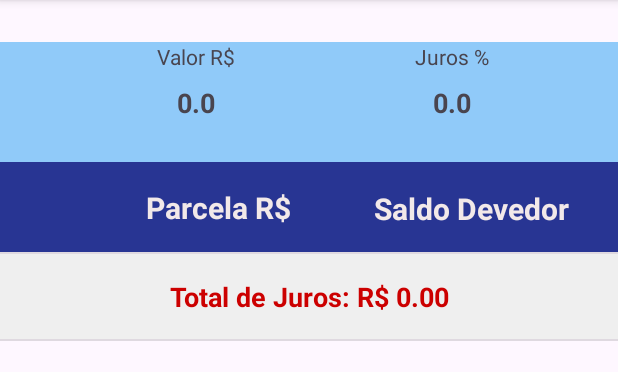
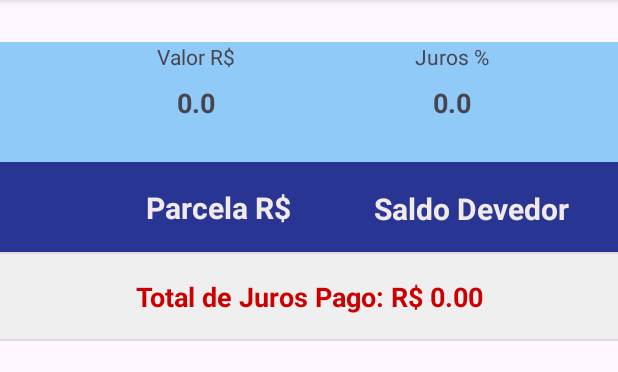
Before and after one commit to IsabellyMV2004/TrabalhoFC4, an Android app: the PlanilhaActivity screen opened directly, with no data from a screen before it, on a phone screen of 412 x 824 dp, the part 96-468 px from its top. Run offline under Robolectric (Android 15) with nearby library versions, the phone set to English and light mode, and no system bars.

Commit message:
tentando fazer o rodapé, não sei se vai funcionar

```diff
--- a/app/src/main/java/com/example/simuladorfin/PlanilhaActivity.java
+++ b/app/src/main/java/com/example/simuladorfin/PlanilhaActivity.java
@@ -33,7 +33,7 @@ public class PlanilhaActivity extends AppCompatActivity {
     private double parcela=0,valor,juros;
     private int prazo;
 
-    /*@Override
+    @Override
     protected void onCreate(Bundle savedInstanceState) {
         super.onCreate(savedInstanceState);
         EdgeToEdge.enable(this);
@@ -59,11 +59,6 @@ public class PlanilhaActivity extends AppCompatActivity {
             @Override
             public void onItemClick(AdapterView<?> adapterView, View view, int i, long l) {
                 Parcela parcela1=(Parcela)adapterView.getItemAtPosition(i);
-//                Toast.makeText(PlanilhaActivity.this,"Valor dos juros: R$ "+
-//                        String.format("%.2f",parcela1.getJuros())+
-//                        " Valor a deduzir R$ "+
-//                        String.format("%.2f",parcela1.getAmort()),Toast.LENGTH_LONG)
-//                        .show();
                 Snackbar snackbar;
                 snackbar=Snackbar.make(view,"Valor dos juros: R$ "+
                         String.format("%.2f",parcela1.getJuros())+
@@ -74,60 +69,7 @@ public class PlanilhaActivity extends AppCompatActivity {
             }
         });
 
-    }*/
-
-    @Override
-    protected void onCreate(Bundle savedInstanceState) {
-        super.onCreate(savedInstanceState);
-        EdgeToEdge.enable(this);
-        setContentView(R.layout.activity_planilha);
-
-        ViewCompat.setOnApplyWindowInsetsListener(findViewById(R.id.main), (v, insets) -> {
-            Insets systemBars = insets.getInsets(WindowInsetsCompat.Type.systemBars());
-            v.setPadding(systemBars.left, systemBars.top, systemBars.right, systemBars.bottom);
-            return insets;
-        });
-
-        tvValor=findViewById(R.id.tvValor);
-        tvJuros2=findViewById(R.id.tvJuros2);
-        listView=findViewById(R.id.listView);
-
-        valor=getIntent().getDoubleExtra("valor",0);
-        juros=getIntent().getDoubleExtra("juros",0);
-        prazo=getIntent().getIntExtra("prazo",0);
-
-        tvValor.setText(""+valor);
-        tvJuros2.setText(""+juros);
-
-        parcela=Price.calcParcela(valor,juros,prazo);
-
-        // HEADER
-        listView.addHeaderView(getLayoutInflater().inflate(R.layout.header_layout,listView,false));
-
-        // FOOTER
-        View footer = getLayoutInflater().inflate(R.layout.rodape_layout, listView, false);
-        listView.addFooterView(footer);
-
-        // Agora gera a planilha (que também calcula o total de juros)
-        gerarPlanilhaPrice();
-
-        // Evento clique
-        listView.setOnItemClickListener(new AdapterView.OnItemClickListener() {
-            @Override
-            public void onItemClick(AdapterView<?> adapterView, View view, int i, long l) {
-                Parcela parcela1=(Parcela)adapterView.getItemAtPosition(i);
-
-                Snackbar snackbar;
-                snackbar=Snackbar.make(view,"Valor dos juros: R$ "+
-                                String.format("%.2f",parcela1.getJuros())+
-                                " Valor a deduzir R$ "+
-                                String.format("%.2f",parcela1.getAmort()),
-                        Snackbar.LENGTH_LONG);
-                snackbar.show();
-            }
-        });
     }
-
 
     @Override
     public boolean onCreateOptionsMenu(Menu menu) {
@@ -146,43 +88,38 @@ public class PlanilhaActivity extends AppCompatActivity {
         return super.onOptionsItemSelected(item);
     }
 
-    /*private void gerarPlanilhaPrice() {
-        List<Parcela> parcelaList=new ArrayList<>();
-        double jurosParcela, saldoDevedor=valor;
-        for(int i=1; i<=prazo; i++){
-            jurosParcela=saldoDevedor*juros/100;
-            saldoDevedor-=parcela-jurosParcela;
-            Parcela p = new Parcela(i,parcela,jurosParcela,parcela-jurosParcela,saldoDevedor);
-            parcelaList.add(p);
-        }
-        ParcelaAdapter parcelaAdapter=new ParcelaAdapter(this,
-                R.layout.item_layout, parcelaList);
-        listView.setAdapter(parcelaAdapter);
-    }*/
+    private void gerarPlanilhaPrice() {
+        // Monta a lista de parcelas e calcula o total de juros
+        List<Parcela> parcelaList = new ArrayList<>();
+        double saldoDevedor = valor, totalJuros = 0.0, jurosParcela, amortizacao;
+        View rodape;
+        TextView tvTotalJuros;
 
-    private void gerarPlanilhaPrice() {
-        List<Parcela> parcelaList = new ArrayList<>();
-        double jurosParcela, saldoDevedor = valor;
-        double totalJuros = 0; // acumulador
+        for (int i = 1; i <= prazo; i++) {
+            jurosParcela = saldoDevedor * (juros / 100.0);
+            amortizacao = parcela - jurosParcela;
+            saldoDevedor -= amortizacao;
 
-        for(int i=1; i<=prazo; i++){
-            jurosParcela = saldoDevedor * juros / 100;
-            saldoDevedor -= parcela - jurosParcela;
-            Parcela p = new Parcela(i, parcela, jurosParcela, parcela - jurosParcela, saldoDevedor);
-            parcelaList.add(p);
+            // Evita resíduo negativo no último item
+            if (i == prazo && Math.abs(saldoDevedor) < 0.01)
+                saldoDevedor = 0.0;
+
             totalJuros += jurosParcela;
+            parcelaList.add(new Parcela(i, parcela, jurosParcela, amortizacao, saldoDevedor));
         }
 
-        ParcelaAdapter parcelaAdapter=new ParcelaAdapter(this, R.layout.item_layout, parcelaList);
+        if (listView.getFooterViewsCount() == 0) {
+            rodape = getLayoutInflater().inflate(R.layout.rodape_layout, listView, false);
+            listView.addFooterView(rodape);
+        }
+        // Atualiza o texto do footer
+        tvTotalJuros = listView.findViewById(R.id.tvTotalJuros);
+        if (tvTotalJuros != null)
+            tvTotalJuros.setText("Total de Juros Pago: R$ " + String.format("%.2f", totalJuros));
+
+        ParcelaAdapter parcelaAdapter = new ParcelaAdapter(this, R.layout.item_layout, parcelaList);
         listView.setAdapter(parcelaAdapter);
-
-        // Atualiza o footer (já inflado no onCreate)
-        TextView tvTotalJuros = listView.findViewById(R.id.tvTotalJuros);
-        if (tvTotalJuros != null) {
-            tvTotalJuros.setText("Total de Juros: R$ " + String.format("%.2f", totalJuros));
-        }
     }
 
 
-
 }
```
